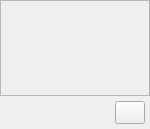
This is src/ui/CountdownTimer.ui in ashmanix/obs-plugin-countdown as Qt 5 draws it before an edit. The edited form follows.
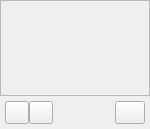
This is the edited form.

Commit message: Added start all and stop all timers buttons

The edit to the form file:
```diff
--- a/src/ui/CountdownTimer.ui
+++ b/src/ui/CountdownTimer.ui
@@ -97,6 +97,20 @@
      <property name="bottomMargin">
       <number>5</number>
      </property>
+     <item>
+      <widget class="QToolButton" name="stopAllButton">
+       <property name="text">
+        <string/>
+       </property>
+      </widget>
+     </item>
+     <item>
+      <widget class="QToolButton" name="playAllButton">
+       <property name="text">
+        <string/>
+       </property>
+      </widget>
+     </item>
      <item>
       <spacer name="horizontalSpacer">
        <property name="orientation">
```
The commit also changes 8 other files.
